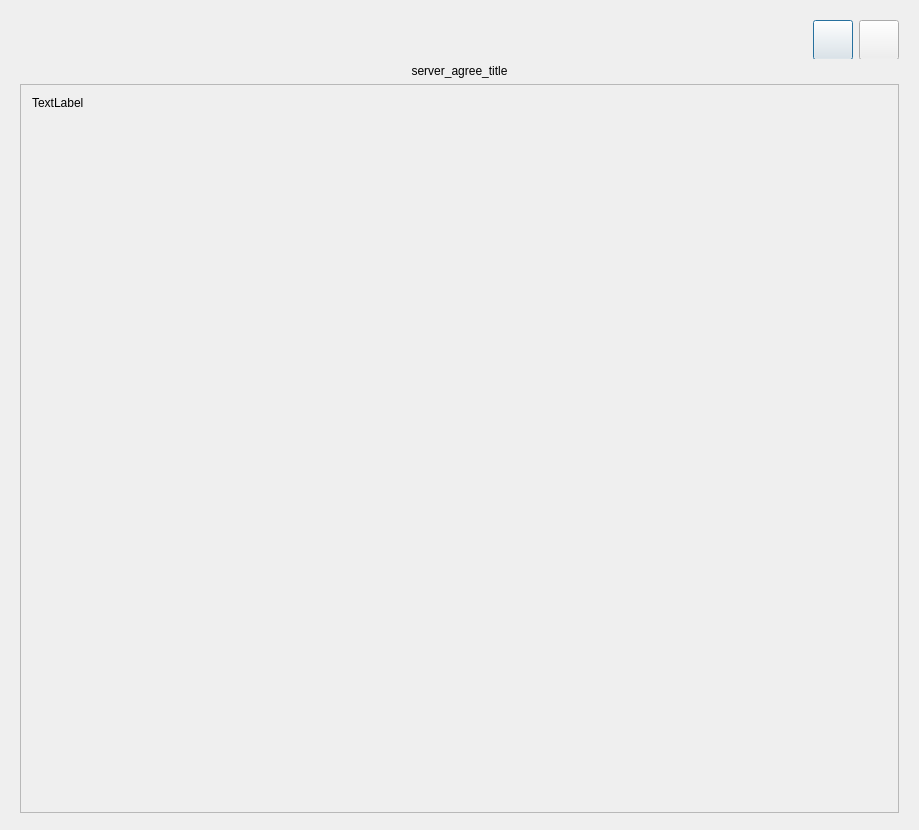
This is main/src/about/serveragreementdlg.ui in Xershoo/BM-Client as Qt 5 draws it before an edit. The edited form follows.
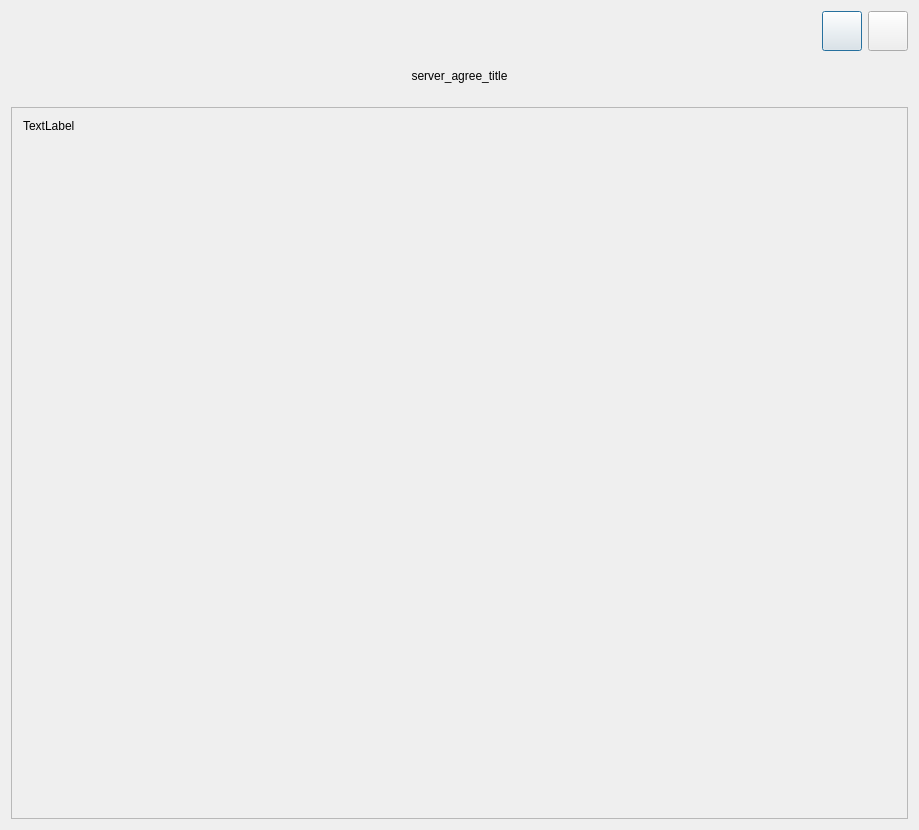
This is the edited form.

```diff
--- a/main/src/about/serveragreementdlg.ui
+++ b/main/src/about/serveragreementdlg.ui
@@ -19,28 +19,37 @@
   <property name="windowTitle">
    <string>ServerAgreementDlg</string>
   </property>
+  <layout class="QVBoxLayout" name="verticalLayout">
+   <property name="spacing">
+    <number>0</number>
+   </property>
+   <item>
   <widget class="QWidget" name="widget_titleBar" native="true">
-   <property name="geometry">
-    <rect>
-     <x>9</x>
-     <y>9</y>
-     <width>901</width>
-     <height>50</height>
-    </rect>
-   </property>
    <property name="minimumSize">
     <size>
      <width>0</width>
-     <height>50</height>
+       <height>40</height>
     </size>
    </property>
    <property name="maximumSize">
     <size>
      <width>16777215</width>
-     <height>50</height>
+       <height>40</height>
     </size>
    </property>
    <layout class="QHBoxLayout" name="horizontalLayout">
+      <property name="leftMargin">
+       <number>0</number>
+      </property>
+      <property name="topMargin">
+       <number>0</number>
+      </property>
+      <property name="rightMargin">
+       <number>0</number>
+      </property>
+      <property name="bottomMargin">
+       <number>0</number>
+      </property>
     <item>
      <spacer name="horizontalSpacer">
       <property name="orientation">
@@ -109,18 +118,30 @@
     </item>
    </layout>
   </widget>
+   </item>
+   <item>
   <widget class="QWidget" name="widget" native="true">
-   <property name="geometry">
-    <rect>
-     <x>9</x>
-     <y>53</y>
-     <width>901</width>
-     <height>771</height>
-    </rect>
-   </property>
-   <layout class="QVBoxLayout" name="verticalLayout">
+     <layout class="QVBoxLayout" name="verticalLayout_2">
+      <property name="leftMargin">
+       <number>0</number>
+      </property>
+      <property name="topMargin">
+       <number>0</number>
+      </property>
+      <property name="rightMargin">
+       <number>0</number>
+      </property>
+      <property name="bottomMargin">
+       <number>0</number>
+      </property>
     <item>
      <widget class="QLabel" name="server_agree_title">
+        <property name="minimumSize">
+         <size>
+          <width>0</width>
+          <height>50</height>
+         </size>
+        </property>
       <property name="text">
        <string>server_agree_title</string>
       </property>
@@ -131,6 +152,9 @@
     </item>
     <item>
      <widget class="QScrollArea" name="scrollArea">
+        <property name="frameShadow">
+         <enum>QFrame::Sunken</enum>
+        </property>
       <property name="lineWidth">
        <number>0</number>
       </property>
@@ -148,8 +172,8 @@
         <rect>
          <x>0</x>
          <y>0</y>
-         <width>881</width>
-         <height>733</height>
+           <width>895</width>
+           <height>709</height>
         </rect>
        </property>
        <property name="minimumSize">
@@ -193,6 +217,8 @@
     </item>
    </layout>
   </widget>
+   </item>
+  </layout>
  </widget>
  <layoutdefault spacing="6" margin="11"/>
  <resources/>
```
Lines whose indentation alone changed are shown as unchanged.
